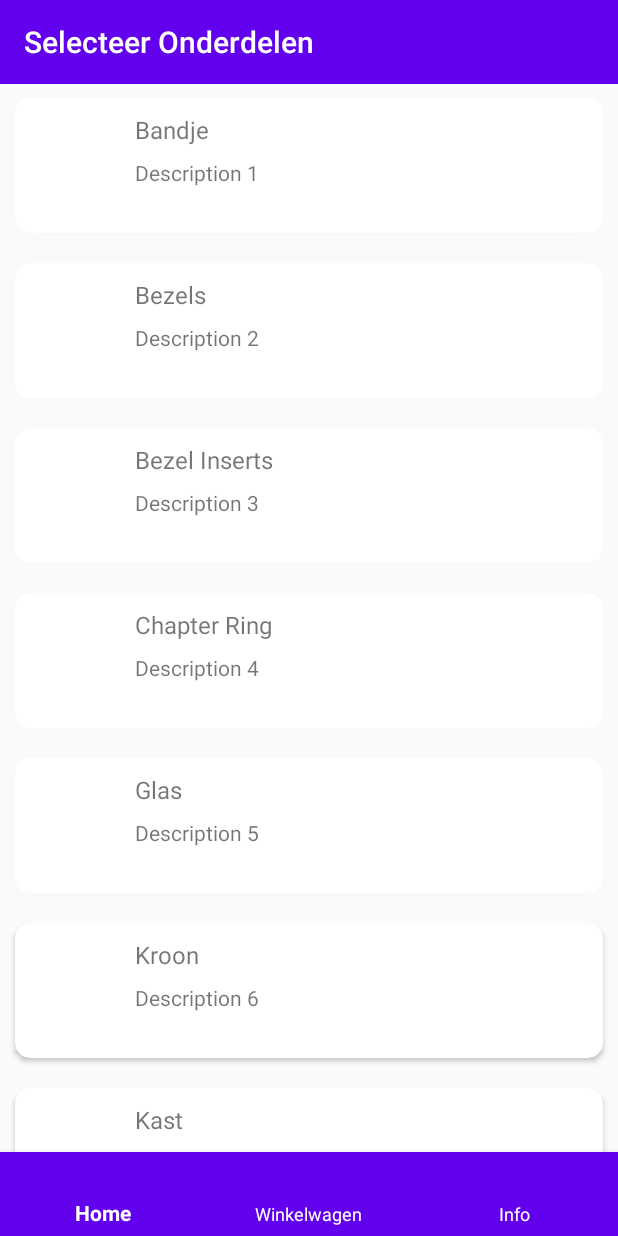
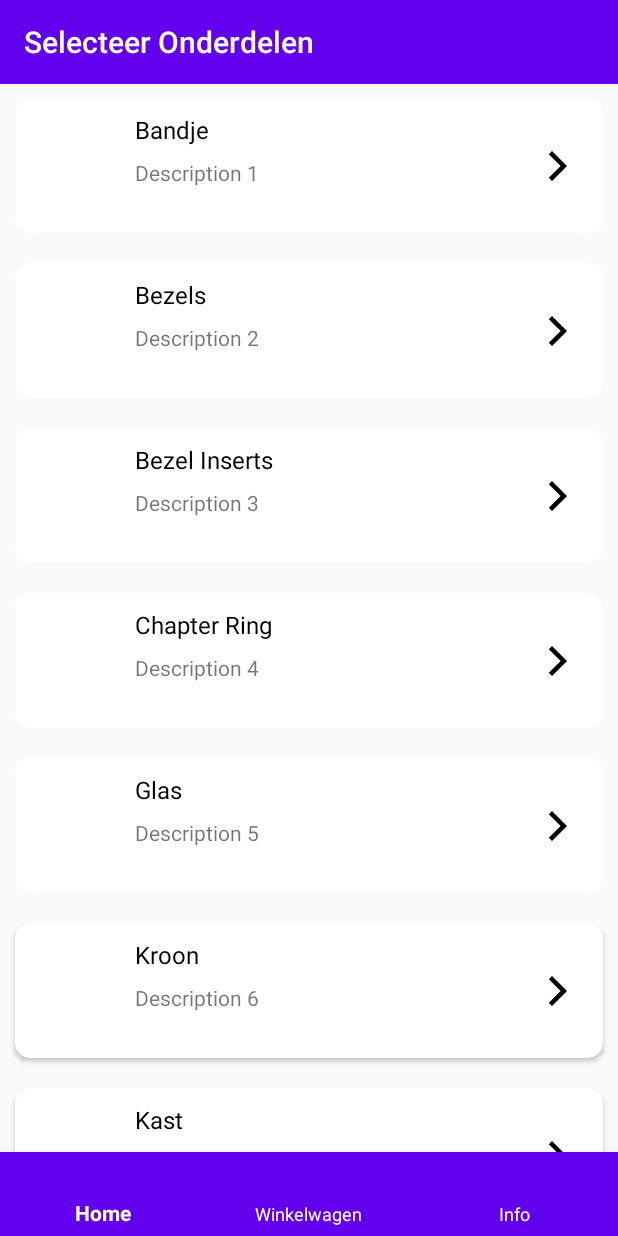
Before and after one commit to scarmoll/CapstoneProject, an Android app: the PartsFragment screen opened through its navigation route, on a phone screen of 412 x 824 dp. Run offline under Robolectric (Android 15) with nearby library versions, the phone set to English and light mode, and no system bars.

Commit message:
layout fixes, deleted unused layout file

```diff
--- /dev/null
+++ b/app/src/main/res/drawable/ic_baseline_arrow_forward_ios_24.xml
@@ -0,0 +1,10 @@
+<vector xmlns:android="http://schemas.android.com/apk/res/android"
+    android:width="24dp"
+    android:height="24dp"
+    android:viewportWidth="24"
+    android:viewportHeight="24"
+    android:tint="?attr/colorControlNormal">
+  <path
+      android:fillColor="@android:color/white"
+      android:pathData="M5.88,4.12L13.76,12l-7.88,7.88L8,22l10,-10L8,2z"/>
+</vector>
--- a/app/src/main/res/layout/item_part.xml
+++ b/app/src/main/res/layout/item_part.xml
@@ -16,14 +16,24 @@
         android:layout_marginStart="80dp"
         android:layout_marginTop="10dp"
         android:text="Chapter ring"
+        android:textColor="@android:color/black"
         android:textSize="16sp" />
 
     <TextView
         android:id="@+id/tvDescription"
-        android:layout_width="wrap_content"
+        android:layout_width="250dp"
         android:layout_height="wrap_content"
         android:layout_marginStart="80dp"
         android:layout_marginTop="40dp"
         android:text="U heeft nog geen chapter ring geselecteerd"
         android:textSize="14sp" />
+
+    <ImageView
+        android:id="@+id/imageView"
+        android:layout_width="wrap_content"
+        android:layout_height="wrap_content"
+        android:layout_marginStart="350dp"
+        android:layout_marginTop="33dp"
+        app:srcCompat="@drawable/ic_baseline_arrow_forward_ios_24"
+        app:tint="@android:color/black" />
 </androidx.cardview.widget.CardView>
```
Also changed, not shown: app/src/main/res/drawable/ic_baseline_add_24.xml (added, +10 -0 lines), app/src/main/res/layout/fragment_individual_part.xml (deleted, +0 -18 lines), app/src/main/res/layout/item_individual_part.xml (+10 -0 lines).
